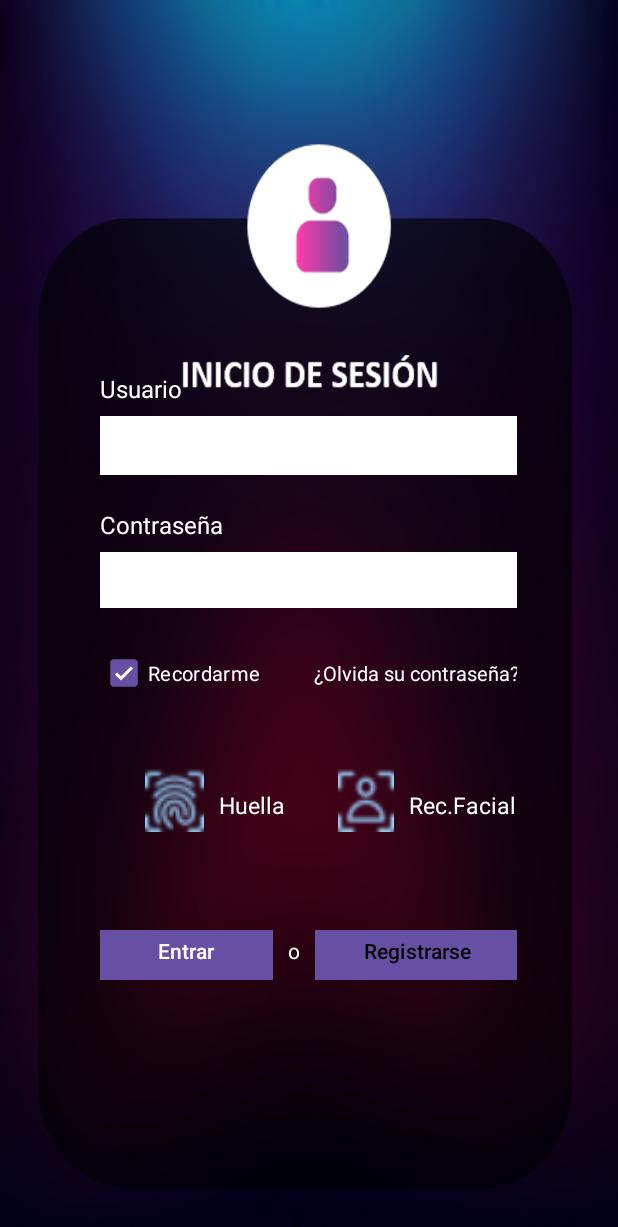
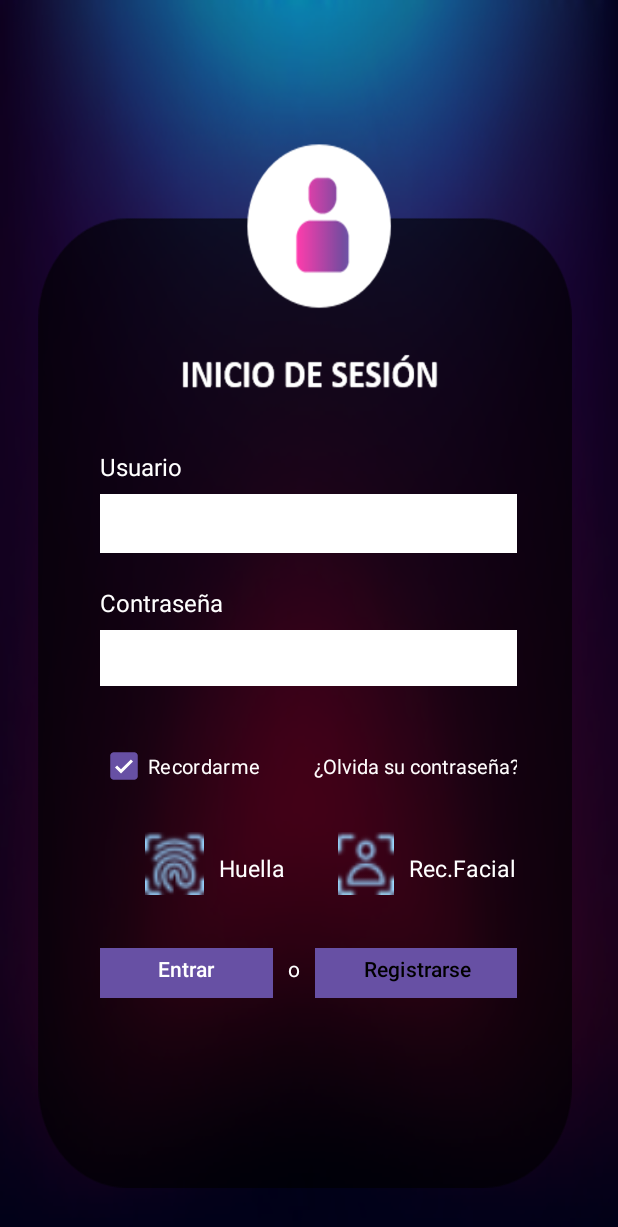
Before and after one commit to jensyvillafranca/ProyectoMusicStore_Angely_Jensy, an Android app: the activity_login screen opened directly, with no data from a screen before it, on a phone screen of 412 x 824 dp. Shown: the top 1227 px of the screen. Run offline under Robolectric (Android 15) with nearby library versions, the phone set to English and light mode, and no system bars.

Commit message:
Pantalla Login Responsivo

```diff
--- a/app/build.gradle
+++ b/app/build.gradle
@@ -34,6 +34,7 @@ dependencies {
     implementation 'com.google.android.material:material:1.10.0'
     implementation 'androidx.constraintlayout:constraintlayout:2.1.4'
     testImplementation 'junit:junit:4.13.2'
+    implementation 'com.android.volley:volley:1.2.1'
     androidTestImplementation 'androidx.test.ext:junit:1.1.5'
     androidTestImplementation 'androidx.test.espresso:espresso-core:3.5.1'
 }
--- a/app/src/main/res/layout/activity_login.xml
+++ b/app/src/main/res/layout/activity_login.xml
@@ -7,16 +7,26 @@
     android:background="@drawable/fondofinallogin"
     tools:context=".activity_login">
 
+    <ScrollView
+        android:layout_width="match_parent"
+        android:layout_height="match_parent"
+        app:layout_constraintBottom_toBottomOf="parent"
+        app:layout_constraintEnd_toEndOf="parent"
+        app:layout_constraintStart_toStartOf="parent"
+        app:layout_constraintTop_toTopOf="parent">
+
+        <LinearLayout
+            android:layout_width="match_parent"
+            android:layout_height="match_parent"
+            android:orientation="vertical">
+
             <LinearLayout
                 android:id="@+id/linearLayout5"
                 android:layout_width="278dp"
                 android:layout_height="157dp"
-        android:layout_marginTop="248dp"
+                android:layout_marginTop="300dp"
                 android:orientation="vertical"
-        app:layout_constraintEnd_toEndOf="parent"
-        app:layout_constraintHorizontal_bias="0.496"
-        app:layout_constraintStart_toStartOf="parent"
-        app:layout_constraintTop_toTopOf="parent">
+                android:layout_gravity="center">
 
                 <!---Nombre de Usuario-->
                 <TextView
@@ -65,13 +75,10 @@
                 android:id="@+id/linearLayout6"
                 android:layout_width="278dp"
                 android:layout_height="47dp"
-        android:layout_marginTop="20dp"
+                android:layout_marginTop="30dp"
                 android:orientation="horizontal"
                 android:paddingLeft="-10dp"
-        app:layout_constraintEnd_toEndOf="parent"
-        app:layout_constraintHorizontal_bias="0.496"
-        app:layout_constraintStart_toStartOf="parent"
-        app:layout_constraintTop_toBottomOf="@+id/linearLayout5">
+                android:layout_gravity="center">
 
                 <!---Checkbox-->
                 <CheckBox
@@ -94,22 +101,16 @@
                     android:text="@string/txtviewOlvidaPassword"
                     android:textColor="#FFFDFD"
                     android:textSize="13sp">
-
                 </TextView>
-
-
             </LinearLayout>
 
             <LinearLayout
                 android:id="@+id/linearLayout7"
                 android:layout_width="278dp"
                 android:layout_height="47dp"
-        android:layout_marginTop="40dp"
+                android:layout_marginTop="20dp"
                 android:orientation="horizontal"
-        app:layout_constraintEnd_toEndOf="parent"
-        app:layout_constraintHorizontal_bias="0.496"
-        app:layout_constraintStart_toStartOf="parent"
-        app:layout_constraintTop_toBottomOf="@+id/linearLayout6">
+                android:layout_gravity="center">
 
                 <!--Huella Digital-->
                 <ImageButton
@@ -153,13 +154,11 @@
             <LinearLayout
                 android:layout_width="278dp"
                 android:layout_height="47dp"
-        android:layout_marginTop="60dp"
+                android:layout_marginTop="30dp"
                 android:orientation="horizontal"
-        app:layout_constraintEnd_toEndOf="parent"
-        app:layout_constraintHorizontal_bias="0.496"
-        app:layout_constraintStart_toStartOf="parent"
-        app:layout_constraintTop_toBottomOf="@+id/linearLayout7">
+                android:layout_gravity="center">
 
+                <!---Boton de loguiarse-->
                 <Button
                     android:id="@+id/btnLoginEntrar"
                     android:layout_width="115dp"
@@ -169,16 +168,15 @@
                     android:text="@string/btnLoginEntrar"
                     android:textColor="@color/white"
                     tools:ignore="TextContrastCheck,VisualLintButtonSize" />
-
                 <TextView
                     android:layout_width="wrap_content"
                     android:layout_height="wrap_content"
                     android:layout_marginStart="10dp"
                     android:text="o"
                     android:textColor="#FFFFFF">
-
                 </TextView>
 
+                <!---Boton de crear una cuenta-->
                 <Button
                     android:id="@+id/btnRegistrarCrear"
                     android:layout_width="136dp"
@@ -189,6 +187,7 @@
                     android:text="@string/btnLoginRegistrarse"
                     android:textColor="@color/black"
                     tools:ignore="TextContrastCheck,VisualLintButtonSize" />
-
             </LinearLayout>
+        </LinearLayout>
+    </ScrollView>
 </androidx.constraintlayout.widget.ConstraintLayout>
```
Lines whose indentation alone changed are shown as unchanged.
